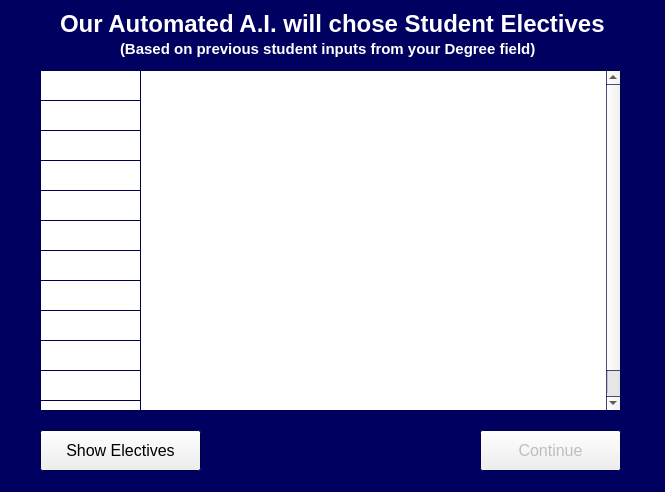
MrReBot/CPSC_4175_Course_Project, file UI_code/Project_AutoElective_GUI_QT.ui: the form before one commit.
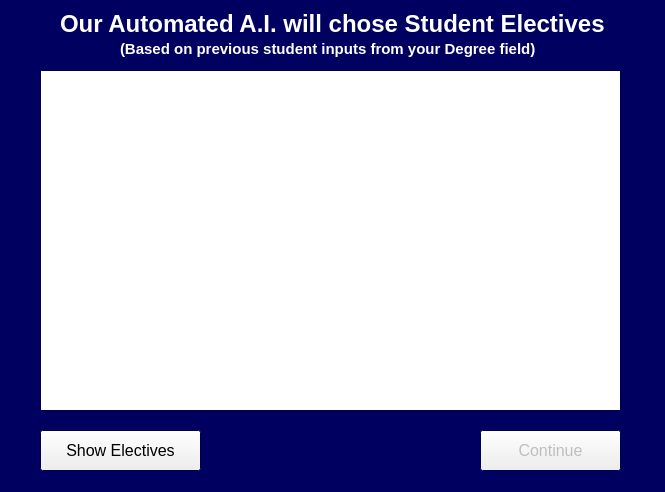
The form after the commit.

Patch:
```diff
--- a/UI_code/Project_AutoElective_GUI_QT.ui
+++ b/UI_code/Project_AutoElective_GUI_QT.ui
@@ -277,52 +277,6 @@
     <enum>Qt::AutoText</enum>
    </property>
   </widget>
-  <widget class="QTableWidget" name="AutoElective_tbl">
-   <property name="geometry">
-    <rect>
-     <x>40</x>
-     <y>70</y>
-     <width>581</width>
-     <height>341</height>
-    </rect>
-   </property>
-   <property name="font">
-    <font>
-     <family>Arial</family>
-     <pointsize>14</pointsize>
-     <weight>75</weight>
-     <bold>true</bold>
-    </font>
-   </property>
-   <property name="rowCount">
-    <number>12</number>
-   </property>
-   <property name="columnCount">
-    <number>1</number>
-   </property>
-   <attribute name="horizontalHeaderVisible">
-    <bool>false</bool>
-   </attribute>
-   <attribute name="horizontalHeaderCascadingSectionResizes">
-    <bool>true</bool>
-   </attribute>
-   <attribute name="verticalHeaderVisible">
-    <bool>false</bool>
-   </attribute>
-   <row/>
-   <row/>
-   <row/>
-   <row/>
-   <row/>
-   <row/>
-   <row/>
-   <row/>
-   <row/>
-   <row/>
-   <row/>
-   <row/>
-   <column/>
-  </widget>
   <widget class="QPushButton" name="AutoElectives_Show_btn">
    <property name="geometry">
     <rect>
@@ -342,6 +296,24 @@
     <string>Show Electives</string>
    </property>
   </widget>
+  <widget class="QListWidget" name="AutoElective_listBox">
+   <property name="geometry">
+    <rect>
+     <x>40</x>
+     <y>70</y>
+     <width>581</width>
+     <height>341</height>
+    </rect>
+   </property>
+   <property name="font">
+    <font>
+     <family>Arial</family>
+     <pointsize>18</pointsize>
+     <weight>75</weight>
+     <bold>true</bold>
+    </font>
+   </property>
+  </widget>
  </widget>
  <resources/>
  <connections/>
```
